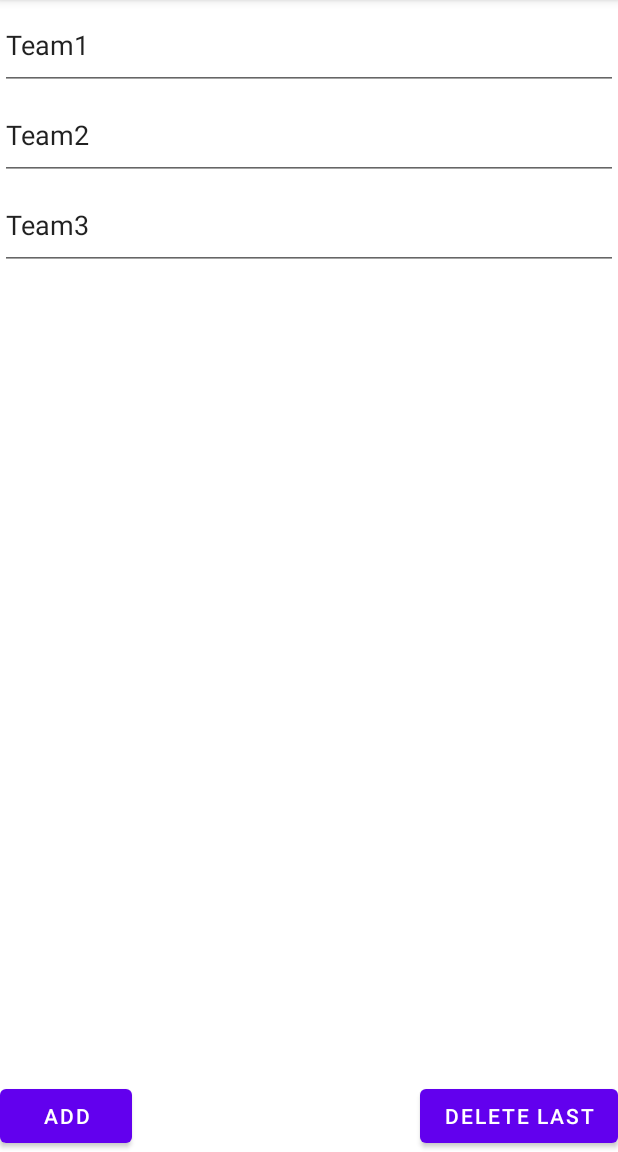
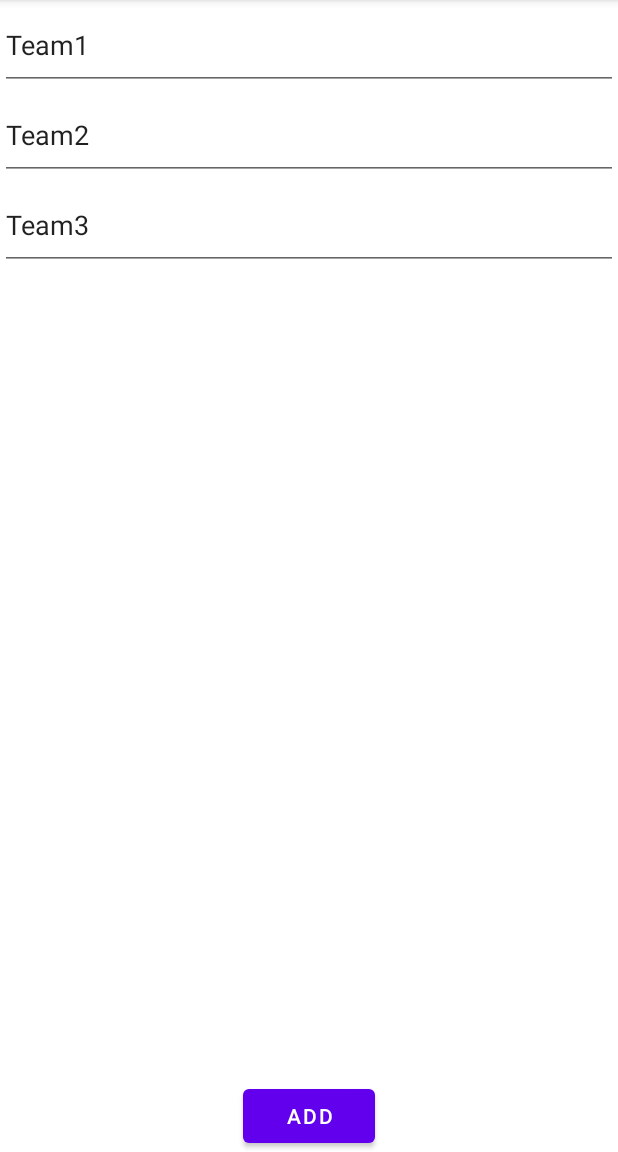
Before and after one commit to SososShegirdtaGaertianeba/AliasGame, an Android app: the fragment PagerTeamsFragment placed in its activity, after a tap on "ADD", on a phone screen of 412 x 824 dp, the part 84-1236 px from its top. Run offline under Robolectric (Android 15) with nearby library versions, the phone set to English and light mode, and no system bars; 3 statements that could not run were skipped.

Commit message:
restrict teams input, add swipe functionality

```diff
--- a/app/src/main/java/com/example/alias/ui/configure/view_pager_fragments/pager_teams/PagerTeamsFragment.kt
+++ b/app/src/main/java/com/example/alias/ui/configure/view_pager_fragments/pager_teams/PagerTeamsFragment.kt
@@ -1,7 +1,9 @@
 package com.example.alias.ui.configure.view_pager_fragments.pager_teams
 
 import androidx.fragment.app.viewModels
+import androidx.recyclerview.widget.ItemTouchHelper
 import androidx.recyclerview.widget.LinearLayoutManager
+import androidx.recyclerview.widget.RecyclerView
 import com.example.alias.R
 import com.example.alias.databinding.FragmentPagerTeamsBinding
 import com.example.alias.ui.configure.view_pager_fragments.base.BaseFragment
@@ -18,8 +20,15 @@ class PagerTeamsFragment :
 
     override fun init() =
         with(binding) {
+
+            // Init Recycler
             recyclerView.adapter = adapter
             recyclerView.layoutManager = LinearLayoutManager(requireContext())
+
+            // Set Delete On Swipe
+            initSwipeListener()
+
+            // Set Add On Click
             btnAddTeam.setOnClickListener {
                 if (adapter.teams.size < MAX_TEAMS)
                     adapter.addTeam()
@@ -27,12 +36,38 @@ class PagerTeamsFragment :
                     makeToastMessage(getString(R.string.max6Teams))
             }
 
-            btnDeleteLast.setOnClickListener {
-                if (adapter.teams.size > MIN_TEAMS) {
-                    adapter.deleteLast()
-                } else makeToastMessage(getString(R.string.min2Teams))
+        }
+
+    private fun initSwipeListener() {
+        ItemTouchHelper(object : ItemTouchHelper.SimpleCallback(0, ItemTouchHelper.LEFT) {
+            // Restrict Move
+            override fun onMove(
+                recyclerView: RecyclerView,
+                viewHolder: RecyclerView.ViewHolder,
+                target: RecyclerView.ViewHolder
+            ): Boolean = false
+
+            // Restrict Swipe on MIN_TEAMS Condition
+            override fun getSwipeDirs(
+                recyclerView: RecyclerView,
+                viewHolder: RecyclerView.ViewHolder
+            ): Int {
+                return if (adapter.teams.size > MIN_TEAMS) super.getSwipeDirs(
+                    recyclerView,
+                    viewHolder
+                )
+                else 0
             }
-        }
+
+            // Delete on Swipe
+            override fun onSwiped(viewHolder: RecyclerView.ViewHolder, direction: Int) {
+                val position = viewHolder.absoluteAdapterPosition
+                if (adapter.teams.size > MIN_TEAMS)
+                    adapter.deleteTeam(position)
+                else makeToastMessage(getString(R.string.min2Teams))
+            }
+        }).attachToRecyclerView(binding.recyclerView)
+    }
 
     companion object {
         private const val MAX_TEAMS = 6
--- a/app/src/main/java/com/example/alias/ui/configure/view_pager_fragments/pager_teams/adapter/TeamsAdapter.kt
+++ b/app/src/main/java/com/example/alias/ui/configure/view_pager_fragments/pager_teams/adapter/TeamsAdapter.kt
@@ -44,7 +44,7 @@ class TeamsAdapter(
         teams.size
 
     fun addTeam() {
-        teams.add("$TEAM_DEFAULT_NAME${itemCount + 1}")
+        teams.add("$TEAM_DEFAULT_NAME${TEAM_COUNTER++}")
         notifyItemInserted(itemCount)
     }
 
@@ -53,7 +53,13 @@ class TeamsAdapter(
         notifyItemRemoved(teams.size)
     }
 
+    fun deleteTeam(position: Int) {
+        teams.removeAt(position)
+        notifyItemRemoved(position)
+    }
+
     companion object {
+        private var TEAM_COUNTER = 3
         private const val TEAM_DEFAULT_NAME = "Team"
         private const val TEAM_1 = "${TEAM_DEFAULT_NAME}1"
         private const val TEAM_2 = "${TEAM_DEFAULT_NAME}2"
--- a/app/src/main/res/layout/fragment_pager_teams.xml
+++ b/app/src/main/res/layout/fragment_pager_teams.xml
@@ -21,15 +21,7 @@
         android:layout_height="wrap_content"
         android:text="@string/add"
         app:layout_constraintBottom_toBottomOf="parent"
+        app:layout_constraintEnd_toEndOf="parent"
         app:layout_constraintStart_toStartOf="parent" />
 
-    <Button
-        android:id="@+id/btnDeleteLast"
-        android:layout_width="wrap_content"
-        android:layout_height="wrap_content"
-        android:text="@string/delete_last"
-        app:layout_constraintBottom_toBottomOf="@+id/recyclerView"
-        app:layout_constraintEnd_toEndOf="parent" />
-
-
 </androidx.constraintlayout.widget.ConstraintLayout>
--- a/app/src/main/res/layout/teams_adapter_item.xml
+++ b/app/src/main/res/layout/teams_adapter_item.xml
@@ -1,16 +1,17 @@
 <?xml version="1.0" encoding="utf-8"?>
 <androidx.constraintlayout.widget.ConstraintLayout xmlns:android="http://schemas.android.com/apk/res/android"
+    xmlns:app="http://schemas.android.com/apk/res-auto"
     android:layout_width="match_parent"
-    android:layout_height="60dp"
-    xmlns:app="http://schemas.android.com/apk/res-auto">
+    android:layout_height="60dp">
 
     <androidx.appcompat.widget.AppCompatEditText
         android:id="@+id/etTeam"
         android:layout_width="0dp"
         android:layout_height="0dp"
+        android:maxLength="8"
+        app:layout_constraintBottom_toBottomOf="parent"
         app:layout_constraintEnd_toEndOf="parent"
         app:layout_constraintStart_toStartOf="parent"
-        app:layout_constraintTop_toTopOf="parent"
-        app:layout_constraintBottom_toBottomOf="parent"/>
+        app:layout_constraintTop_toTopOf="parent" />
 
 </androidx.constraintlayout.widget.ConstraintLayout>
--- a/app/src/main/res/values/strings.xml
+++ b/app/src/main/res/values/strings.xml
@@ -22,7 +22,6 @@
     <string name="classic">classic</string>
     <string name="arcade">arcade</string>
     <string name="add">add</string>
-    <string name="delete_last">delete last</string>
     <string name="time">TIME</string>
     <string name="point">POINT</string>
     <string name="continue_game">continue</string>
```
Also changed, not shown: 2 other files.
